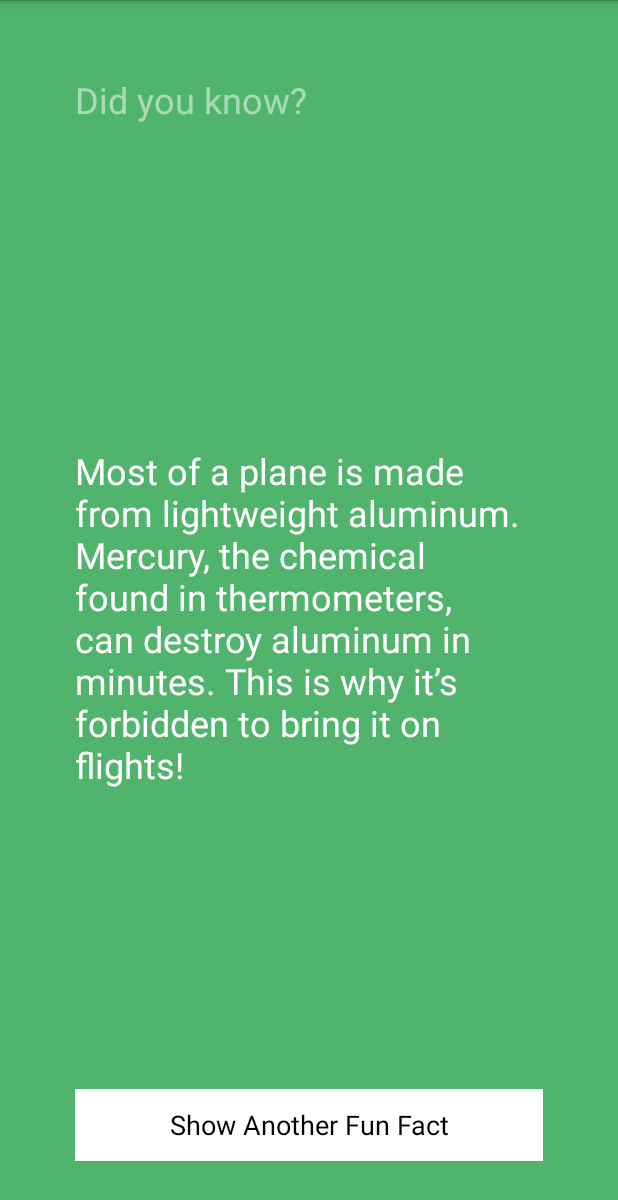
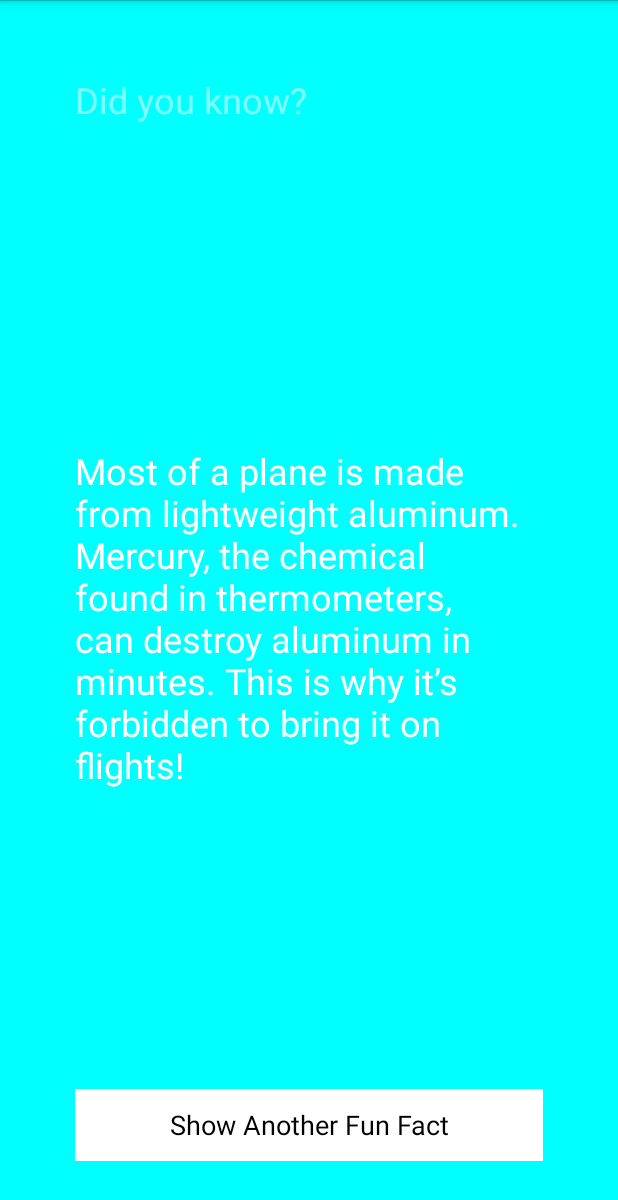
Before and after one commit to heal33/app-fun-facts, an Android app: the screen it shows after launch (FunFactsActivity), after a tap on "Show Another Fun Fact", on a phone screen of 412 x 824 dp. Shown: the top 1200 px of the screen. Run offline under Robolectric (Android 15) with nearby library versions, the phone set to English and light mode, and no system bars.

Commit message:
dynamic background color - one color

```diff
--- a/app/src/main/java/io/maddux/funfacts/FunFactsActivity.java
+++ b/app/src/main/java/io/maddux/funfacts/FunFactsActivity.java
@@ -1,11 +1,13 @@
 package io.maddux.funfacts;
 
 import android.app.Activity;
+import android.graphics.Color;
 import android.os.Bundle;
 import android.view.Menu;
 import android.view.MenuItem;
 import android.view.View;
 import android.widget.Button;
+import android.widget.RelativeLayout;
 import android.widget.TextView;
 
 import java.util.Random;
@@ -23,12 +25,15 @@ public class FunFactsActivity extends Activity {
         //Declare our View Variables and assign the views from the layout file
         final TextView factLabel = (TextView) findViewById(R.id.factTextView);
         Button showFactButton = (Button) findViewById(R.id.showFactButton);
+        final RelativeLayout relativeLayout = (RelativeLayout) findViewById(R.id.relativeLayout);
+
         View.OnClickListener listener = new View.OnClickListener() {
             @Override
             public void onClick(View view) {
                 String fact = mFactBook.getFact();
                 //Update the label with out dynamic fact
                 factLabel.setText(fact);
+                relativeLayout.setBackgroundColor(Color.CYAN);
             }
         };
         showFactButton.setOnClickListener(listener);
--- a/app/src/main/res/layout/activity_fun_facts.xml
+++ b/app/src/main/res/layout/activity_fun_facts.xml
@@ -7,7 +7,8 @@
     android:paddingTop="@dimen/activity_vertical_margin"
     android:paddingBottom="@dimen/activity_vertical_margin"
     tools:context=".FunFactsActivity"
-    android:background="#ff51b46d">
+    android:background="#ff51b46d"
+    android:id="@+id/relativeLayout">
 
     <TextView
         android:text="Did you know?"
```
